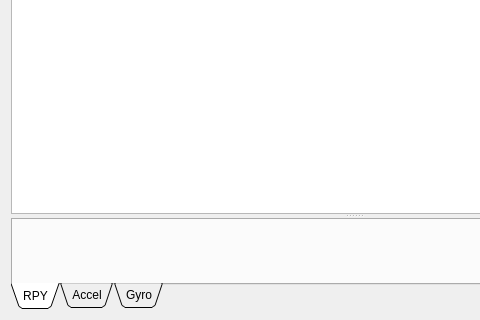
The window that pages/pageappimu.ui (njupt-robomasters/vesc_tool-zh) describes before a commit, drawn with Qt 5; both pictures show x 0 to 480 and y 162 to 482 of the 708 by 482 pixel window.
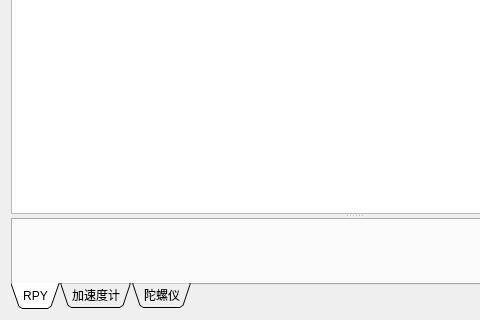
The same window after the commit. Custom widgets are drawn as their Qt base class.

Patch:
```diff
--- a/pages/pageappimu.ui
+++ b/pages/pageappimu.ui
@@ -45,7 +45,7 @@
          </widget>
          <widget class="QWidget" name="tab_3">
           <attribute name="title">
-           <string>Accel</string>
+           <string>加速度计</string>
           </attribute>
           <layout class="QVBoxLayout" name="verticalLayout_4">
            <item>
@@ -55,7 +55,7 @@
          </widget>
          <widget class="QWidget" name="tab_2">
           <attribute name="title">
-           <string>Gyro</string>
+           <string>陀螺仪</string>
           </attribute>
           <layout class="QVBoxLayout" name="verticalLayout_3">
            <item>
```
